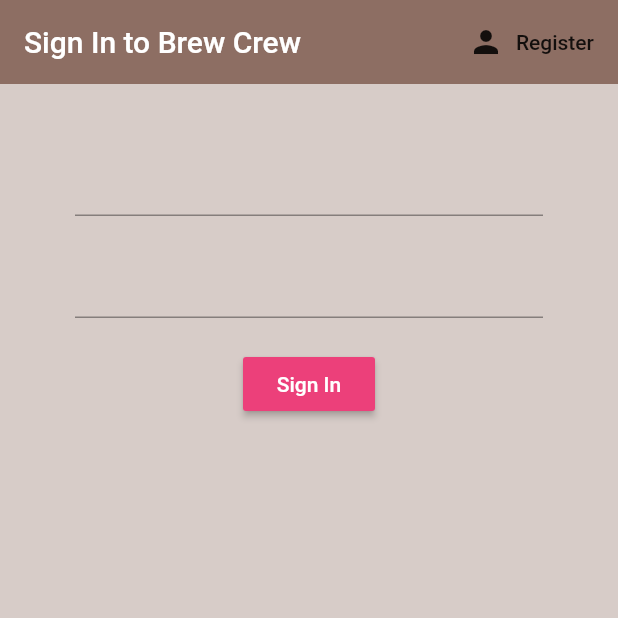
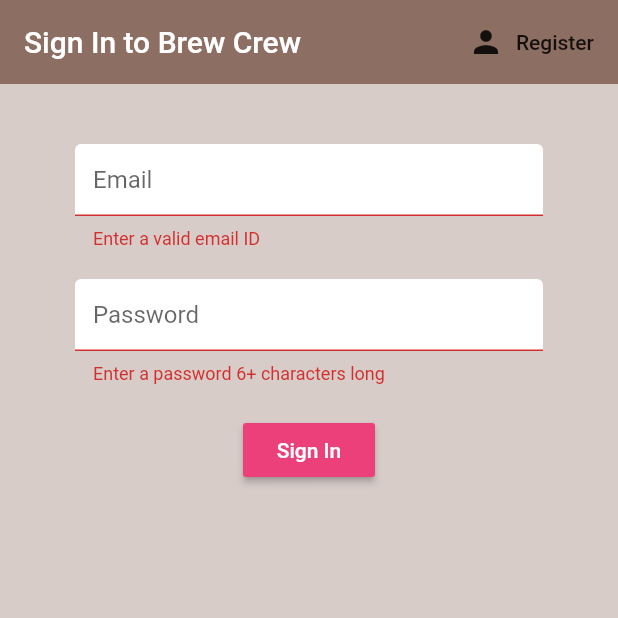
Before and after one commit to Jigar3/Flutter-Brew_Crew, a Flutter app: the screen it shows after launch, after a tap on "Sign In", on a phone screen of 412 x 824 dp, the top half of it. Run offline on Flutter 3.47's test engine with Material 2 defaults, Android fonts, the phone set to English and light mode, and no system bars; our stand-ins replace cloud_firestore, firebase_auth, flutter_spinkit; accounts and stored records are empty.

Commit message:
added code

```diff
--- /dev/null
+++ b/lib/models/brew.dart
@@ -0,0 +1,7 @@
+class Brew {
+  final String name;
+  final String sugars;
+  final int strength;
+
+  Brew( {this.name, this.sugars, this.strength} );
+}
--- a/lib/screens/authenticate/register.dart
+++ b/lib/screens/authenticate/register.dart
@@ -1,4 +1,6 @@
 import 'package:brew_crew/services/auth.dart';
+import 'package:brew_crew/shared/constants.dart';
+import 'package:brew_crew/shared/loading.dart';
 import 'package:flutter/material.dart';
 
 class Register extends StatefulWidget {
@@ -13,13 +15,16 @@ class Register extends StatefulWidget {
 class _RegisterState extends State<Register> {
 
   final AuthService _auth = AuthService();
+  final _formkey = GlobalKey<FormState>();
 
   String email = "";
   String password = "";
+  String error = "";
+  bool loading = false;
 
   @override
   Widget build(BuildContext context) {
-    return Scaffold(
+    return loading ? Loading() : Scaffold(
       backgroundColor: Colors.brown[100],
       appBar: AppBar(
         backgroundColor: Colors.brown[400],
@@ -38,16 +43,21 @@ class _RegisterState extends State<Register> {
       body: Container(
         padding: EdgeInsets.symmetric(vertical: 20.0, horizontal: 50.0),
         child: Form(
+          key: _formkey,
           child: Column(
             children: <Widget>[
               SizedBox(height: 20.0),
               TextFormField(
+                decoration: textInputDecoration.copyWith(hintText: 'Email'),
+                validator: (val) => val.isEmpty ? 'Enter a valid email ID' : null,
                 onChanged: (val) {
                   setState(() => email = val);
                 },
               ),
               SizedBox(height: 20.0),
               TextFormField(
+                decoration: textInputDecoration.copyWith(hintText: 'Password'),
+                validator: (val) => val.length < 6 ? 'Enter a password 6+ characters long' : null,
                 obscureText: true,
                 onChanged: (val) {
                   setState(() => password = val);
@@ -61,9 +71,23 @@ class _RegisterState extends State<Register> {
                   style: TextStyle(color: Colors.white),
                 ),
                 onPressed: () async {
-                  print(email);
-                  print(password);
+                  if(_formkey.currentState.validate()) {
+                    setState(() => loading = true);
+                    dynamic result = await _auth.registerWithEmailAndPassword(email, password);
+                    if (result == null) {
+                      setState(() {
+                        error = "Please Supply a valid email";
+                        loading = false;
+                        }
+                      );
+                    }
+                  }
                 },
+              ),
+              SizedBox(height: 12.0),
+              Text(
+                error,
+                style: TextStyle(color: Colors.red, fontSize: 14.0)
               )
             ],
           )
--- a/lib/screens/authenticate/sign_in.dart
+++ b/lib/screens/authenticate/sign_in.dart
@@ -1,5 +1,7 @@
 import 'package:brew_crew/screens/authenticate/register.dart';
 import 'package:brew_crew/services/auth.dart';
+import 'package:brew_crew/shared/constants.dart';
+import 'package:brew_crew/shared/loading.dart';
 import 'package:flutter/material.dart';
 
 class SignIn extends StatefulWidget {
@@ -13,13 +15,16 @@ class SignIn extends StatefulWidget {
 
 class _SignInState extends State<SignIn> {
   final AuthService _auth = AuthService();
+  final _formkey = GlobalKey<FormState>();
 
   String email = "";
   String password = "";
+  String error = "";
+  bool loading = false;
 
   @override
   Widget build(BuildContext context) {
-    return Scaffold(
+    return loading ? Loading() : Scaffold(
       backgroundColor: Colors.brown[100],
       appBar: AppBar(
         backgroundColor: Colors.brown[400],
@@ -38,16 +43,21 @@ class _SignInState extends State<SignIn> {
       body: Container(
         padding: EdgeInsets.symmetric(vertical: 20.0, horizontal: 50.0),
         child: Form(
+          key: _formkey,
           child: Column(
             children: <Widget>[
               SizedBox(height: 20.0),
               TextFormField(
+                decoration: textInputDecoration.copyWith(hintText: 'Email'),
+                validator: (val) => val.isEmpty ? 'Enter a valid email ID' : null,
                 onChanged: (val) {
                   setState(() => email = val);
                 },
               ),
               SizedBox(height: 20.0),
               TextFormField(
+                decoration: textInputDecoration.copyWith(hintText: 'Password'),
+                validator: (val) => val.length < 6 ? 'Enter a password 6+ characters long' : null,
                 obscureText: true,
                 onChanged: (val) {
                   setState(() => password = val);
@@ -61,9 +71,22 @@ class _SignInState extends State<SignIn> {
                   style: TextStyle(color: Colors.white),
                 ),
                 onPressed: () async {
-                  print(email);
-                  print(password);
+                  if(_formkey.currentState.validate()) {
+                    setState(() => loading = true);
+                    dynamic result = await _auth.signInWithEmailAndPassword(email, password);
+                    if (result == null) {
+                      setState(() {
+                        error = "Could Not Sign In with those credentials";
+                        loading = false;
+                        });
+                    }
+                  }
                 },
+              ),
+              SizedBox(height: 12.0),
+              Text(
+                error,
+                style: TextStyle(color: Colors.red, fontSize: 14.0)
               )
             ],
           )
--- /dev/null
+++ b/lib/shared/constants.dart
@@ -0,0 +1,10 @@
+import 'package:flutter/material.dart';
+
+const textInputDecoration = InputDecoration(
+    hintText: 'Email',
+    fillColor: Colors.white,
+    filled: true,
+    enabledBorder: OutlineInputBorder(
+        borderSide: BorderSide(color: Colors.white, width: 2.0)),
+    focusedBorder: OutlineInputBorder(
+        borderSide: BorderSide(color: Colors.pink, width: 2.0)));
--- a/pubspec.yaml
+++ b/pubspec.yaml
@@ -26,6 +26,7 @@ dependencies:
   firebase_auth: ^0.16.0
   cloud_firestore: ^0.13.5
   provider: ^4.0.5
+  flutter_spinkit: ^4.1.2+1
 
 
 dev_dependencies:
@@ -45,9 +46,8 @@ flutter:
   uses-material-design: true
 
   # To add assets to your application, add an assets section, like this:
-  # assets:
-  #  - images/a_dot_burr.jpeg
-  #  - images/a_dot_ham.jpeg
+  assets:
+   - assets/
 
   # An image asset can refer to one or more resolution-specific "variants", see
   # https://flutter.dev/assets-and-images/#resolution-aware.
```
Also changed, not shown: lib/models/user.dart (+9 -0 lines), lib/screens/home/brew_list.dart (added, +24 -0 lines), lib/screens/home/brew_tile.dart (added, +27 -0 lines), lib/screens/home/home.dart (+35 -2 lines), lib/screens/home/settings_form.dart (added, +98 -0 lines), lib/services/auth.dart (+23 -0 lines), lib/services/database.dart (added, +53 -0 lines), lib/shared/loading.dart (added, +17 -0 lines), assets/coffee_bg.png (added), assets/coffee_icon.png (added), pubspec.lock.
